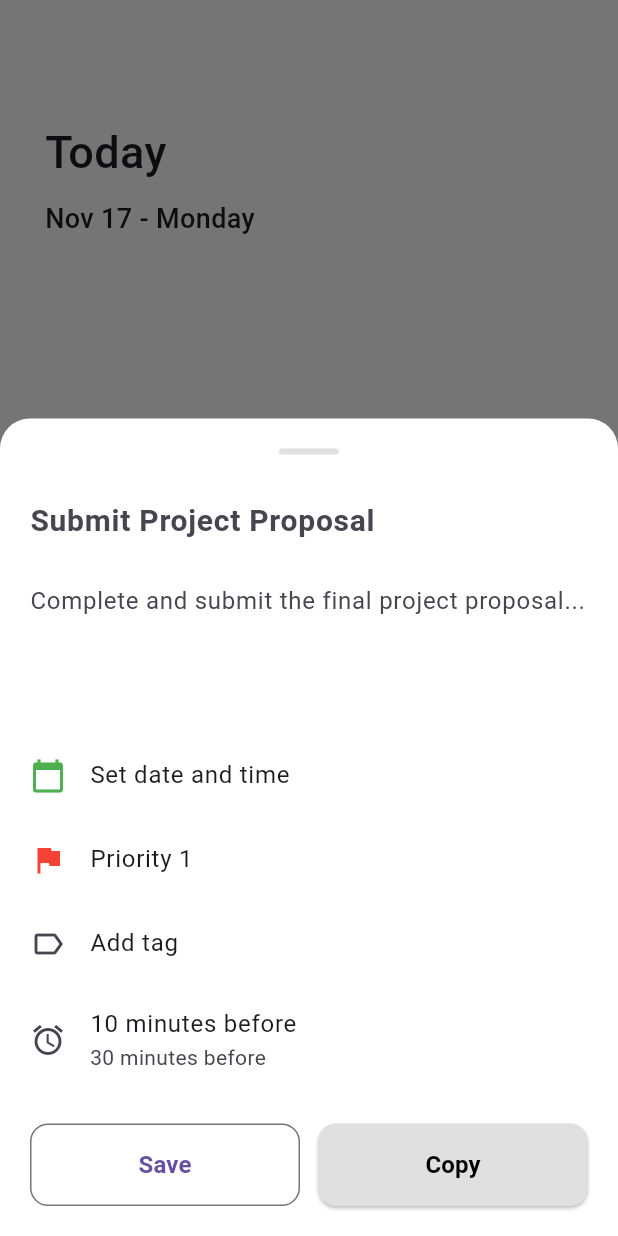
After one commit to VitorFranciscoDev/todo-list, a Flutter app: the screen it shows after launch, after a tap on the "add" icon, on a phone screen of 412 x 824 dp. The commit adds this screen. Run offline on Flutter 3.47's test engine with Material 3 defaults, Android fonts, the phone set to English and light mode, and no system bars; our stand-ins replace sqflite; accounts and stored records are empty.

Commit message:
today screen started

```diff
--- a/lib/infrastructure/presentation/auth/auth_state.dart
+++ b/lib/infrastructure/presentation/auth/auth_state.dart
@@ -43,6 +43,14 @@ class AuthProvider with ChangeNotifier {
     return _errorName == null && _errorEmail == null && _errorPassword == null;
   }
 
+  void clearErrors() {
+    _errorName = null;
+    _errorEmail = null;
+    _errorPassword = null;
+
+    notifyListeners();
+  }
+
   Future<User?> login(String email, String password) async {
     try {
       return useCases.login(email, password);
--- a/lib/infrastructure/presentation/auth/login_screen.dart
+++ b/lib/infrastructure/presentation/auth/login_screen.dart
@@ -38,15 +38,16 @@ class _LoginScreenState extends State<LoginScreen> {
 
     try {
       // Call Provider to Log In
-      final user = provider.login(_controllerEmail.text, _controllerPassword.text);
+      final user = await provider.login(_controllerEmail.text, _controllerPassword.text);
 
+      // If user exists
       if(user != null) {
         // Navigate to Home Screen
         Navigator.pushReplacement(context, MaterialPageRoute(builder: (context) => BottomNavigator()));
 
         // Clean Fields and Errors
         clearFields();
-
+        provider.clearErrors();
       } else {
         // User Not Found
         ScaffoldMessenger.of(context).showSnackBar(
@@ -116,7 +117,7 @@ class _LoginScreenState extends State<LoginScreen> {
               // Login Button
               ButtonWidget(
                 function: _login,
-                message: "Log In",
+                message: "Sign In",
               ),
 
               const SizedBox(height: 20),
@@ -134,11 +135,12 @@ class _LoginScreenState extends State<LoginScreen> {
 
               const SizedBox(height: 20),
 
+              // Navigate to Register Button
               OutlinedButtonWidget(
                 function: () {
                   Navigator.push(context, MaterialPageRoute(builder: (context) => RegisterScreen()));
                   clearFields();
-                  //provider.clearErrors();
+                  provider.clearErrors();
                 },
                 message1: "Doesn't have an account? ",
                 message2: "Sign Up",
--- a/lib/infrastructure/presentation/auth/register_screen.dart
+++ b/lib/infrastructure/presentation/auth/register_screen.dart
@@ -41,7 +41,7 @@ class _RegisterScreenState extends State<RegisterScreen> {
     final user = User(name: _controllerName.text, email: _controllerEmail.text, password: _controllerPassword.text);
 
     try {
-      // Call Provider to Log In
+      // Call Provider to Add User In DB
       final index = await provider.addUser(user);
 
       if(index > 0) {
@@ -50,7 +50,7 @@ class _RegisterScreenState extends State<RegisterScreen> {
 
         // Clean Fields and Errors
         clearFields();
-
+        provider.clearErrors();
       } else {
         // User Not Found
         ScaffoldMessenger.of(context).showSnackBar(
@@ -99,6 +99,15 @@ class _RegisterScreenState extends State<RegisterScreen> {
           child: Column(
             mainAxisAlignment: MainAxisAlignment.center,
             children: [
+              // Name
+              TextFieldWidget(
+                controller: _controllerName,
+                hint: "John",
+                error: provider.errorName,
+              ),
+
+              const SizedBox(height: 10),
+
               // Email
               TextFieldWidget(
                 controller: _controllerEmail,
@@ -120,7 +129,7 @@ class _RegisterScreenState extends State<RegisterScreen> {
               // Login Button
               ButtonWidget(
                 function: _addUser,
-                message: "Log In",
+                message: "Sign Up",
               ),
 
               const SizedBox(height: 20),
@@ -138,14 +147,15 @@ class _RegisterScreenState extends State<RegisterScreen> {
 
               const SizedBox(height: 20),
 
+              // Navigate to Login Button
               OutlinedButtonWidget(
                 function: () {
-                  Navigator.push(context, MaterialPageRoute(builder: (context) => RegisterScreen()));
+                  Navigator.push(context, MaterialPageRoute(builder: (context) => LoginScreen()));
                   clearFields();
-                  //provider.clearErrors();
+                  provider.clearErrors();
                 },
-                message1: "Doesn't have an account? ",
-                message2: "Sign Up",
+                message1: "Already have an account? ",
+                message2: "Sign In",
               ),
             ],
           ),
--- a/lib/infrastructure/presentation/tasks/tasks_state.dart
+++ b/lib/infrastructure/presentation/tasks/tasks_state.dart
@@ -1,5 +1,9 @@
 import 'package:flutter/widgets.dart';
+import 'package:to_do_list/domain/entities/task.dart';
 
 class TasksProvider with ChangeNotifier {
+  List<Task> _tasks = [];
+  List<Task> get tasks => _tasks;
+
 
 }
--- a/lib/infrastructure/presentation/tasks/today_screen.dart
+++ b/lib/infrastructure/presentation/tasks/today_screen.dart
@@ -1,4 +1,7 @@
 import 'package:flutter/material.dart';
+import 'package:provider/provider.dart';
+import 'package:to_do_list/infrastructure/presentation/tasks/tasks_state.dart';
+import 'package:to_do_list/infrastructure/presentation/widgets/bottom_sheet_widget.dart';
 
 class TodayScreen extends StatefulWidget {
   const TodayScreen({super.key});
@@ -8,16 +11,119 @@ class TodayScreen extends StatefulWidget {
 }
 
 class _TodayScreenState extends State<TodayScreen> {
+  // Return the Abreviated Name of the month based on the number
+  String _month(int month) {
+    switch (month) {
+      case 1:
+        return "Jan";
+      case 2:
+        return "Feb";
+      case 3:
+        return "Mar";
+      case 4:
+        return "Apr";
+      case 5:
+        return "May";
+      case 6:
+        return "Jun";
+      case 7:
+        return "Jul";
+      case 8:
+        return "Aug";
+      case 9:
+        return "Sep";
+      case 10:
+        return "Oct";
+      case 11:
+        return "Nov";
+      case 12:
+        return "Dec";
+      default:
+        return "Jan";
+    }
+  }
+
+  // Return the name of the day based on the number
+  String _weekday(int weekday) {
+    switch (weekday) {
+      case 1:
+        return "Monday";
+      case 2:
+        return "Tuesday";
+      case 3:
+        return "Wednesday";
+      case 4:
+        return "Thursday";
+      case 5:
+        return "Friday";
+      case 6:
+        return "Saturday";
+      case 7:
+        return "Sunday";
+      default:
+        return "Monday";
+    }
+  }
+
   @override
   Widget build(BuildContext context) {
-    return Padding(
-      padding: const EdgeInsets.all(20),
-      child: Column(
-        crossAxisAlignment: CrossAxisAlignment.start,
-        children: [
+    final tasks = context.watch<TasksProvider>().tasks;
+    final now = DateTime.now();
 
-        ],
-      ),
+    return Stack(
+      children: [
+        Padding(
+          padding: const EdgeInsets.all(30),
+          child: Column(
+            crossAxisAlignment: CrossAxisAlignment.start,
+            children: [
+              const SizedBox(height: 50),
+
+              // Title
+              const Text(
+                "Today",
+                style: TextStyle(fontSize: 30, fontWeight: FontWeight.w500),
+              ),
+
+              const SizedBox(height: 10),
+
+              // Date
+              Text(
+                "${_month(now.month)} ${now.day} - ${_weekday(now.weekday)}",
+                style: TextStyle(fontSize: 18, fontWeight: FontWeight.w500),
+              ),
+
+              const SizedBox(height: 5),
+
+              Expanded(
+                child: ListView.separated(
+                  itemCount: tasks.length,
+                  separatorBuilder: (context, index) =>
+                      Divider(color: Colors.grey[400]),
+                  itemBuilder: (context, index) {
+                    return Column();
+                  },
+                ),
+              ),
+            ],
+          ),
+        ),
+        Positioned(
+          right: 16,
+          bottom: 16,
+          child: FloatingActionButton(
+            onPressed: () {
+              showModalBottomSheet(
+                context: context,
+                isScrollControlled: true,
+                backgroundColor: Colors.transparent,
+                builder: (context) => const AddTaskBottomSheet(),
+              );
+            },
+            child: const Icon(Icons.add),
+          ),
+        ),
+      ],
     );
   }
 }
--- a/lib/infrastructure/presentation/widgets/app.dart
+++ b/lib/infrastructure/presentation/widgets/app.dart
@@ -1,5 +1,6 @@
 import 'package:flutter/material.dart';
 import 'package:to_do_list/infrastructure/presentation/auth/login_screen.dart';
+import 'package:to_do_list/infrastructure/presentation/widgets/bottom-navigator/bottom_navigator.dart';
 
 class MyApp extends StatelessWidget {
   const MyApp({super.key});
@@ -8,7 +9,7 @@ class MyApp extends StatelessWidget {
   Widget build(BuildContext context) {
     return MaterialApp(
       debugShowCheckedModeBanner: false,
-      home: LoginScreen(),
+      home: BottomNavigator(),
     );
   }
 }
--- a/lib/infrastructure/presentation/widgets/bottom-navigator/bottom_navigator.dart
+++ b/lib/infrastructure/presentation/widgets/bottom-navigator/bottom_navigator.dart
@@ -19,7 +19,7 @@ class BottomNavigator extends StatelessWidget {
     final index = context.watch<BottomNavigatorProvider>().index;
 
     return Scaffold(
-      backgroundColor: Colors.grey,
+      backgroundColor: Colors.white,
       body: _pages[index],
       bottomNavigationBar: Container(
         decoration: BoxDecoration(
@@ -39,7 +39,7 @@ class BottomNavigator extends StatelessWidget {
           child: BottomNavigationBar(
             currentIndex: index,
             type: BottomNavigationBarType.fixed,
-            backgroundColor: Colors.grey,
+            backgroundColor: const Color.fromARGB(255, 205, 205, 205),
             selectedItemColor: Colors.redAccent,
             unselectedItemColor: Colors.red,
             selectedFontSize: 12,
--- /dev/null
+++ b/lib/infrastructure/presentation/widgets/bottom_sheet_widget.dart
@@ -0,0 +1,209 @@
+import 'package:flutter/material.dart';
+
+class AddTaskBottomSheet extends StatefulWidget {
+  const AddTaskBottomSheet({super.key});
+
+  @override
+  State<AddTaskBottomSheet> createState() => _AddTaskBottomSheetState();
+}
+
+class _AddTaskBottomSheetState extends State<AddTaskBottomSheet> {
+  final _titleController = TextEditingController();
+  final _descriptionController = TextEditingController();
+  DateTime? _selectedDate;
+  TimeOfDay? _selectedTime;
+  String _priority = 'Priority 1';
+  String _tag = '';
+
+  @override
+  void dispose() {
+    _titleController.dispose();
+    _descriptionController.dispose();
+    super.dispose();
+  }
+
+  @override
+  Widget build(BuildContext context) {
+    return Container(
+      decoration: const BoxDecoration(
+        color: Colors.white,
+        borderRadius: BorderRadius.only(
+          topLeft: Radius.circular(20),
+          topRight: Radius.circular(20),
+        ),
+      ),
+      child: Padding(
+        padding: EdgeInsets.only(
+          bottom: MediaQuery.of(context).viewInsets.bottom,
+          left: 20,
+          right: 20,
+          top: 20,
+        ),
+        child: SingleChildScrollView(
+          child: Column(
+            mainAxisSize: MainAxisSize.min,
+            crossAxisAlignment: CrossAxisAlignment.start,
+            children: [
+              // Handle bar
+              Center(
+                child: Container(
+                  width: 40,
+                  height: 4,
+                  decoration: BoxDecoration(
+                    color: Colors.grey[300],
+                    borderRadius: BorderRadius.circular(2),
+                  ),
+                ),
+              ),
+
+              const SizedBox(height: 20),
+
+              // Title input
+              TextField(
+                controller: _titleController,
+                style: const TextStyle(
+                  fontSize: 20,
+                  fontWeight: FontWeight.w600,
+                ),
+                decoration: const InputDecoration(
+                  hintText: 'Submit Project Proposal',
+                  border: InputBorder.none,
+                ),
+              ),
+
+              const SizedBox(height: 10),
+
+              // Description input
+              TextField(
+                controller: _descriptionController,
+                maxLines: 3,
+                decoration: const InputDecoration(
+                  hintText: 'Complete and submit the final project proposal...',
+                  border: InputBorder.none,
+                ),
+              ),
+
+              const SizedBox(height: 20),
+
+              // Date/Time picker
+              ListTile(
+                contentPadding: EdgeInsets.zero,
+                leading: const Icon(Icons.calendar_today, color: Colors.green),
+                title: Text(
+                  _selectedDate != null && _selectedTime != null
+                      ? 'Today ${_selectedTime!.format(context)}'
+                      : 'Set date and time',
+                ),
+                onTap: () async {
+                  final date = await showDatePicker(
+                    context: context,
+                    initialDate: DateTime.now(),
+                    firstDate: DateTime.now(),
+                    lastDate: DateTime.now().add(const Duration(days: 365)),
+                  );
+                  if (date != null) {
+                    final time = await showTimePicker(
+                      context: context,
+                      initialTime: TimeOfDay.now(),
+                    );
+                    if (time != null) {
+                      setState(() {
+                        _selectedDate = date;
+                        _selectedTime = time;
+                      });
+                    }
+                  }
+                },
+              ),
+
+              // Priority picker
+              ListTile(
+                contentPadding: EdgeInsets.zero,
+                leading: const Icon(Icons.flag, color: Colors.red),
+                title: Text(_priority),
+                onTap: () {
+                  // Show priority picker
+                },
+              ),
+
+              // Tag input
+              ListTile(
+                contentPadding: EdgeInsets.zero,
+                leading: const Icon(Icons.label_outline),
+                title: Text(_tag.isEmpty ? 'Add tag' : _tag),
+                onTap: () {
+                  // Show tag picker
+                },
+              ),
+
+              // Reminder picker
+              ListTile(
+                contentPadding: EdgeInsets.zero,
+                leading: const Icon(Icons.alarm),
+                title: const Text('10 minutes before'),
+                subtitle: const Text('30 minutes before'),
+                onTap: () {
+                  // Show reminder picker
+                },
+              ),
+
+              const SizedBox(height: 20),
+
+              // Action buttons
+              Row(
+                children: [
+                  Expanded(
+                    child: OutlinedButton(
+                      onPressed: () {
+                        // Save task
+                        Navigator.pop(context);
+                      },
+                      style: OutlinedButton.styleFrom(
+                        padding: const EdgeInsets.symmetric(vertical: 16),
+                        shape: RoundedRectangleBorder(
+                          borderRadius: BorderRadius.circular(12),
+                        ),
+                      ),
+                      child: const Text(
+                        'Save',
+                        style: TextStyle(
+                          fontSize: 16,
+                          fontWeight: FontWeight.w600,
+                        ),
+                      ),
+                    ),
+                  ),
+                  const SizedBox(width: 12),
+                  Expanded(
+                    child: ElevatedButton(
+                      onPressed: () {
+                        Navigator.pop(context);
+                      },
+                      style: ElevatedButton.styleFrom(
+                        padding: const EdgeInsets.symmetric(vertical: 16),
+                        backgroundColor: Colors.grey[300],
+                        foregroundColor: Colors.black,
+                        shape: RoundedRectangleBorder(
+                          borderRadius: BorderRadius.circular(12),
+                        ),
+                      ),
+                      child: const Text(
+                        'Copy',
+                        style: TextStyle(
+                          fontSize: 16,
+                          fontWeight: FontWeight.w600,
+                        ),
+                      ),
+                    ),
+                  ),
+                ],
+              ),
+
+              const SizedBox(height: 20),
+            ],
+          ),
+        ),
+      ),
+    );
+  }
+}
```
